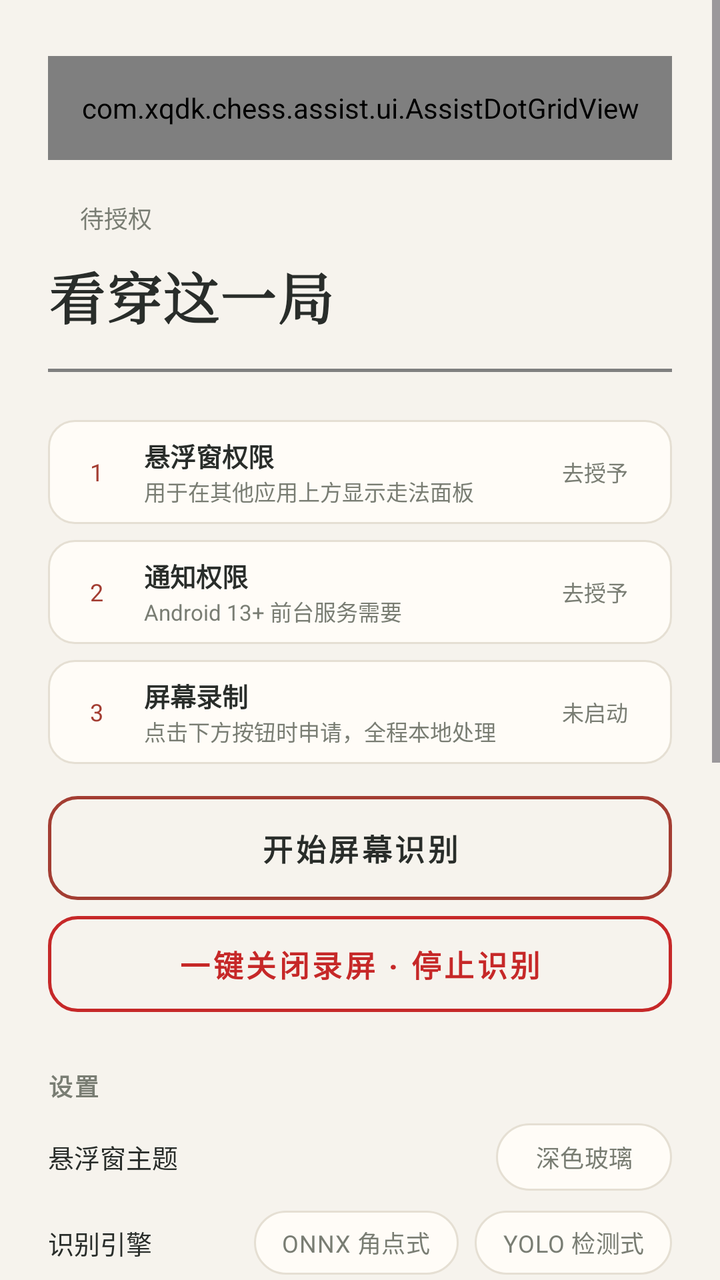
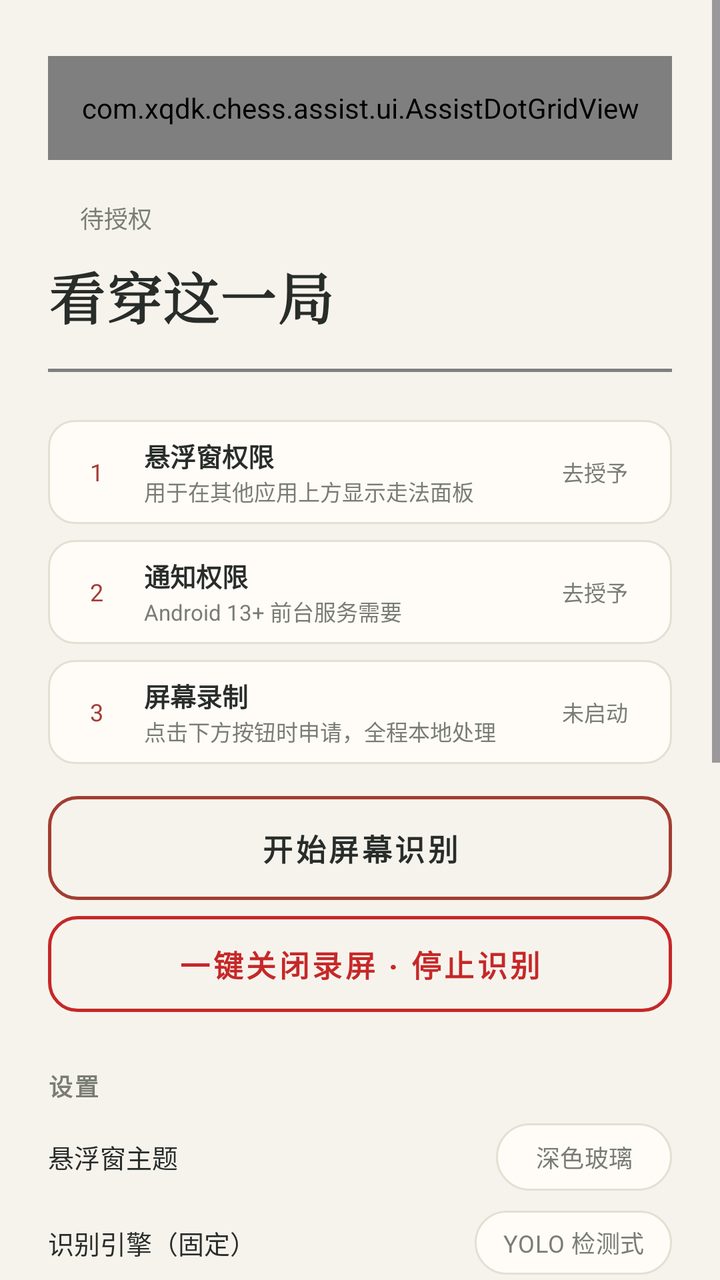

The first picture is an Android layout as it rendered before a commit; the second is the same layout after the commit. The layout source and the unified diff follow.
<!-- AndroidManifest.xml: application theme Theme.ChineseChess -->
<!-- res/layout/assist_activity.xml -->
<?xml version="1.0" encoding="utf-8"?>
<ScrollView xmlns:android="http://schemas.android.com/apk/res/android"
    xmlns:tools="http://schemas.android.com/tools"
    android:id="@+id/bg_scroll"
    android:layout_width="match_parent"
    android:layout_height="match_parent"
    android:background="@color/xq_paper"
    android:fillViewport="true">

    <LinearLayout
        android:layout_width="match_parent"
        android:layout_height="wrap_content"
        android:orientation="vertical"
        android:paddingHorizontal="24dp"
        android:paddingTop="20dp"
        android:paddingBottom="28dp">

        
        <com.xqdk.chess.assist.ui.AssistDotGridView
            android:id="@+id/dot_grid"
            android:layout_width="match_parent"
            android:layout_height="52dp"
            android:layout_marginTop="8dp" />

        
        <LinearLayout
            android:layout_width="match_parent"
            android:layout_height="wrap_content"
            android:layout_marginTop="20dp"
            android:gravity="center_vertical"
            android:orientation="horizontal">

            <View
                android:id="@+id/state_dot"
                android:layout_width="8dp"
                android:layout_height="8dp" />

            <TextView
                android:id="@+id/tv_auto_status"
                android:layout_width="0dp"
                android:layout_height="wrap_content"
                android:layout_marginStart="8dp"
                android:layout_weight="1"
                android:ellipsize="end"
                android:maxLines="1"
                android:text="待授权"
                android:textColor="@color/xq_muted"
                android:textSize="12sp"
                tools:ignore="HardcodedText" />
        </LinearLayout>

        
        <TextView
            android:id="@+id/assist_hero"
            android:layout_width="match_parent"
            android:layout_height="wrap_content"
            android:layout_marginTop="10dp"
            android:fontFamily="serif"
            android:letterSpacing="0.02"
            android:text="@string/main_hero"
            android:textColor="@color/xq_ink_text"
            android:textSize="28sp"
            android:textStyle="bold" />

        
        <com.xqdk.chess.assist.ui.RiverLineView
            android:id="@+id/river_line"
            android:layout_width="match_parent"
            android:layout_height="1.5dp"
            android:layout_marginTop="16dp" />

        

        <LinearLayout
            android:id="@+id/btn_overlay_permission"
            style="@style/StepRow"
            android:layout_width="match_parent"
            android:layout_height="wrap_content"
            android:layout_marginTop="24dp"
            android:clickable="true"
            android:focusable="true"
            android:foreground="?attr/selectableItemBackground"
            android:orientation="horizontal">

            <TextView
                android:id="@+id/step_overlay_num"
                style="@style/StepNum"
                android:tag="1"
                android:text="1"
                tools:ignore="HardcodedText" />

            <LinearLayout
                android:layout_width="0dp"
                android:layout_height="wrap_content"
                android:layout_marginStart="11dp"
                android:layout_weight="1"
                android:orientation="vertical">

                <TextView
                    android:id="@+id/step_overlay_title"
                    style="@style/StepTitle"
                    android:text="悬浮窗权限"
                    tools:ignore="HardcodedText" />

                <TextView
                    android:id="@+id/step_overlay_hint"
                    style="@style/StepHint"
                    android:text="用于在其他应用上方显示走法面板"
                    tools:ignore="HardcodedText" />
            </LinearLayout>

            <TextView
                android:id="@+id/step_overlay_chip"
                style="@style/StepChip"
                android:text="去授予"
                tools:ignore="HardcodedText" />
        </LinearLayout>

        <LinearLayout
            android:id="@+id/btn_notification_permission"
            style="@style/StepRow"
            android:layout_width="match_parent"
            android:layout_height="wrap_content"
            android:layout_marginTop="8dp"
            android:clickable="true"
            android:focusable="true"
            android:foreground="?attr/selectableItemBackground"
            android:orientation="horizontal">

            <TextView
                android:id="@+id/step_notify_num"
                style="@style/StepNum"
                android:tag="2"
                android:text="2"
                tools:ignore="HardcodedText" />

            <LinearLayout
                android:layout_width="0dp"
                android:layout_height="wrap_content"
                android:layout_marginStart="11dp"
                android:layout_weight="1"
                android:orientation="vertical">

                <TextView
                    android:id="@+id/step_notify_title"
                    style="@style/StepTitle"
                    android:text="通知权限"
                    tools:ignore="HardcodedText" />

                <TextView
                    android:id="@+id/step_notify_hint"
                    style="@style/StepHint"
                    android:text="Android 13+ 前台服务需要"
                    tools:ignore="HardcodedText" />
            </LinearLayout>

            <TextView
                android:id="@+id/step_notify_chip"
                style="@style/StepChip"
                android:text="去授予"
                tools:ignore="HardcodedText" />
        </LinearLayout>

        
        <LinearLayout
            android:id="@+id/step_capture_row"
            style="@style/StepRow"
            android:layout_width="match_parent"
            android:layout_height="wrap_content"
            android:layout_marginTop="8dp"
            android:orientation="horizontal">

            <TextView
                android:id="@+id/step_capture_num"
                style="@style/StepNum"
                android:tag="3"
                android:text="3"
                tools:ignore="HardcodedText" />

            <LinearLayout
                android:layout_width="0dp"
                android:layout_height="wrap_content"
                android:layout_marginStart="11dp"
                android:layout_weight="1"
                android:orientation="vertical">

                <TextView
                    android:id="@+id/step_capture_title"
                    style="@style/StepTitle"
                    android:text="屏幕录制"
                    tools:ignore="HardcodedText" />

                <TextView
                    android:id="@+id/step_capture_hint"
                    style="@style/StepHint"
                    android:text="点击下方按钮时申请，全程本地处理"
                    tools:ignore="HardcodedText" />
            </LinearLayout>

            <TextView
                android:id="@+id/step_capture_chip"
                style="@style/StepChip"
                android:text="未启动"
                tools:ignore="HardcodedText" />
        </LinearLayout>

        
        <Button
            android:id="@+id/btn_start_capture"
            style="@style/MainButton"
            android:layout_width="match_parent"
            android:layout_height="52dp"
            android:layout_marginTop="16dp"
            android:text="开始屏幕识别"
            tools:ignore="HardcodedText" />

        
        <Button
            android:id="@+id/btn_stop_capture"
            style="@style/MainButton"
            android:layout_width="match_parent"
            android:layout_height="48dp"
            android:layout_marginTop="8dp"
            android:background="@drawable/main_btn_outline_warn"
            android:enabled="false"
            android:text="一键关闭录屏 · 停止识别"
            android:textColor="@color/xq_warn"
            tools:ignore="HardcodedText" />

        

        <TextView
            android:layout_width="wrap_content"
            android:layout_height="wrap_content"
            android:layout_marginTop="28dp"
            android:letterSpacing="0.08"
            android:text="设置"
            android:textColor="@color/xq_muted"
            android:textSize="12sp"
            android:textStyle="bold"
            tools:ignore="HardcodedText" />

        
        <LinearLayout
            android:layout_width="match_parent"
            android:layout_height="wrap_content"
            android:layout_marginTop="10dp"
            android:gravity="center_vertical"
            android:orientation="horizontal">

            <TextView
                android:layout_width="0dp"
                android:layout_height="wrap_content"
                android:layout_weight="1"
                android:text="悬浮窗主题"
                android:textColor="@color/xq_ink_text"
                android:textSize="13sp"
                tools:ignore="HardcodedText" />

            <Button
                android:id="@+id/btn_overlay_theme"
                style="@style/ValueChip"
                android:layout_width="wrap_content"
                android:layout_height="wrap_content"
                android:text="深色玻璃"
                tools:ignore="HardcodedText" />
        </LinearLayout>

        
        <LinearLayout
            android:layout_width="match_parent"
            android:layout_height="wrap_content"
            android:layout_marginTop="10dp"
            android:gravity="center_vertical"
            android:orientation="horizontal">

            <TextView
                android:layout_width="0dp"
                android:layout_height="wrap_content"
                android:layout_weight="1"
                android:text="识别引擎"
                android:textColor="@color/xq_ink_text"
                android:textSize="13sp"
                tools:ignore="HardcodedText" />

            <RadioGroup
                android:id="@+id/rg_recognizer_engine"
                android:layout_width="wrap_content"
                android:layout_height="wrap_content"
                android:orientation="horizontal">

                <RadioButton
                    android:id="@+id/rb_engine_onnx"
                    style="@style/EngineChip"
                    android:layout_width="wrap_content"
                    android:layout_height="wrap_content"
                    android:text="ONNX 角点式"
                    tools:ignore="HardcodedText" />

                <RadioButton
                    android:id="@+id/rb_engine_yolo"
                    style="@style/EngineChip"
                    android:layout_width="wrap_content"
                    android:layout_height="wrap_content"
                    android:layout_marginStart="8dp"
                    android:text="YOLO 检测式"
                    tools:ignore="HardcodedText" />
            </RadioGroup>
        </LinearLayout>

        
        <LinearLayout
            android:layout_width="match_parent"
            android:layout_height="wrap_content"
            android:layout_marginTop="10dp"
            android:gravity="center_vertical"
            android:orientation="horizontal">

            <TextView
                android:layout_width="0dp"
                android:layout_height="wrap_content"
                android:layout_weight="1"
                android:text="思考制式"
                android:textColor="@color/xq_ink_text"
                android:textSize="13sp"
                tools:ignore="HardcodedText" />

            <RadioGroup
                android:id="@+id/rg_search_mode"
                android:layout_width="wrap_content"
                android:layout_height="wrap_content"
                android:orientation="horizontal">

                <RadioButton
                    android:id="@+id/rb_mode_depth"
                    style="@style/EngineChip"
                    android:layout_width="wrap_content"
                    android:layout_height="wrap_content"
                    android:text="深度制"
                    tools:ignore="HardcodedText" />

                <RadioButton
                    android:id="@+id/rb_mode_time"
                    style="@style/EngineChip"
                    android:layout_width="wrap_content"
                    android:layout_height="wrap_content"
                    android:layout_marginStart="8dp"
                    android:text="时间制"
                    tools:ignore="HardcodedText" />
            </RadioGroup>
        </LinearLayout>

        
        <LinearLayout
            android:layout_width="match_parent"
            android:layout_height="wrap_content"
            android:layout_marginTop="10dp"
            android:gravity="center_vertical"
            android:orientation="horizontal">

            <TextView
                android:layout_width="0dp"
                android:layout_height="wrap_content"
                android:layout_weight="1"
                android:text="性能诊断"
                android:textColor="@color/xq_ink_text"
                android:textSize="13sp"
                tools:ignore="HardcodedText" />

            <Button
                android:id="@+id/btn_bench_profiling"
                style="@style/ValueChip"
                android:layout_width="wrap_content"
                android:layout_height="wrap_content"
                android:text="关"
                tools:ignore="HardcodedText" />
        </LinearLayout>

        
        <LinearLayout
            android:layout_width="match_parent"
            android:layout_height="wrap_content"
            android:layout_marginTop="10dp"
            android:gravity="center_vertical"
            android:orientation="horizontal">

            <TextView
                android:layout_width="0dp"
                android:layout_height="wrap_content"
                android:layout_weight="1"
                android:text="空闲预计算"
                android:textColor="@color/xq_ink_text"
                android:textSize="13sp"
                tools:ignore="HardcodedText" />

            <Button
                android:id="@+id/btn_precompute"
                style="@style/ValueChip"
                android:layout_width="wrap_content"
                android:layout_height="wrap_content"
                android:text="开"
                tools:ignore="HardcodedText" />
        </LinearLayout>

        <TextView
            style="@style/StepHint"
            android:layout_width="match_parent"
            android:layout_height="wrap_content"
            android:layout_marginTop="4dp"
            android:text="β 测试版：对方思考时提前计算；发热明显可关闭"
            tools:ignore="HardcodedText" />

        
        <LinearLayout
            android:layout_width="match_parent"
            android:layout_height="wrap_content"
            android:layout_marginTop="10dp"
            android:gravity="center_vertical"
            android:orientation="horizontal">

            <TextView
                android:layout_width="0dp"
                android:layout_height="wrap_content"
                android:layout_weight="1"
                android:text="增强功能"
                android:textColor="@color/xq_ink_text"
                android:textSize="13sp"
                tools:ignore="HardcodedText" />

            <Button
                android:id="@+id/btn_voice_settings"
                style="@style/ValueChip"
                android:layout_width="wrap_content"
                android:layout_height="wrap_content"
                android:text="进入 >"
                tools:ignore="HardcodedText" />
        </LinearLayout>

        
        <LinearLayout
            android:layout_width="match_parent"
            android:layout_height="wrap_content"
            android:layout_marginTop="10dp"
            android:gravity="center_vertical"
            android:orientation="horizontal">

            <TextView
                android:layout_width="0dp"
                android:layout_height="wrap_content"
                android:layout_weight="1"
                android:text="检查更新"
                android:textColor="@color/xq_ink_text"
                android:textSize="13sp"
                tools:ignore="HardcodedText" />

            <Button
                android:id="@+id/btn_check_update"
                style="@style/ValueChip"
                android:layout_width="wrap_content"
                android:layout_height="wrap_content"
                android:text="检查"
                tools:ignore="HardcodedText" />
        </LinearLayout>

        
        <TextView
            android:layout_width="match_parent"
            android:layout_height="wrap_content"
            android:layout_marginTop="28dp"
            android:lineSpacingExtra="2dp"
            android:text="合规声明：本功能仅通过系统录屏授权做画面识别并显示走法建议，属于象棋学习辅助工具，仅供学习研究，请于获取后24小时内自行删除。不包含自动走子、触摸注入、无障碍服务、Root/Xposed 或读取其他应用数据；对局中的所有着法均由玩家手动操作。"
            android:textColor="@color/xq_muted"
            android:textSize="11sp"
            tools:ignore="HardcodedText" />

        
        <LinearLayout
            android:layout_width="match_parent"
            android:layout_height="wrap_content"
            android:layout_marginTop="8dp"
            android:gravity="center_horizontal"
            android:orientation="horizontal">

            <Button
                android:id="@+id/button_help"
                style="@style/MainTextButton"
                android:layout_width="wrap_content"
                android:layout_height="wrap_content"
                android:text="@string/main_help" />

            <Button
                android:id="@+id/button_about"
                style="@style/MainTextButton"
                android:layout_width="wrap_content"
                android:layout_height="wrap_content"
                android:layout_marginStart="24dp"
                android:text="@string/main_about" />
        </LinearLayout>
    </LinearLayout>
</ScrollView>
<!-- resources referenced by this layout -->
<resources>
  <color name="xq_ink_text">#292D2A</color>
  <color name="xq_muted">#797D73</color>
  <color name="xq_paper">#F6F3ED</color>
  <color name="xq_warn">#C62828</color>
  <string name="main_about">关于</string>
  <string name="main_help">帮助</string>
  <string name="main_hero">看穿这一局</string>
  <style name="MainButton" parent="">
          <item name="android:background">@drawable/main_btn_outline</item>
          <item name="backgroundTint">@null</item>
          <item name="android:textColor">@color/xq_ink_text</item>
          <item name="android:textSize">15sp</item>
          <item name="android:textStyle">bold</item>
          <item name="android:letterSpacing">0.1</item>
          <item name="android:minHeight">48dp</item>
          <item name="android:gravity">center</item>
      </style>
  <style name="MainTextButton" parent="">
          <item name="android:background">@drawable/main_text_btn_bg</item>
          <item name="backgroundTint">@null</item>
          <item name="android:textColor">@color/xq_muted</item>
          <item name="android:textSize">12sp</item>
          <item name="android:letterSpacing">0.08</item>
          <item name="android:minWidth">64dp</item>
          <item name="android:minHeight">48dp</item>
          <item name="android:gravity">center</item>
      </style>
  <style name="StepHint" parent="">
          <item name="android:layout_width">match_parent</item>
          <item name="android:layout_height">wrap_content</item>
          <item name="android:textColor">@color/xq_muted</item>
          <item name="android:textSize">11sp</item>
          <item name="android:maxLines">1</item>
          <item name="android:ellipsize">end</item>
      </style>
  <style name="StepNum" parent="">
          <item name="android:layout_width">25dp</item>
          <item name="android:layout_height">25dp</item>
          <item name="android:gravity">center</item>
          <item name="android:textSize">12sp</item>
          <item name="android:textColor">@color/xq_zhu</item>
          <item name="android:maxLines">1</item>
      </style>
  <style name="StepTitle" parent="">
          <item name="android:layout_width">match_parent</item>
          <item name="android:layout_height">wrap_content</item>
          <item name="android:textColor">@color/xq_ink_text</item>
          <item name="android:textSize">13sp</item>
          <item name="android:textStyle">bold</item>
          <item name="android:maxLines">1</item>
          <item name="android:ellipsize">end</item>
      </style>
  <style name="Theme.ChineseChess" parent="Base.Theme.ChineseChess" />
  <!-- drawable main_text_btn_bg (drawable) -->
  <?xml version="1.0" encoding="utf-8"?>
  <selector xmlns:android="http://schemas.android.com/apk/res/android">
      <item android:state_pressed="true">
          <shape android:shape="rectangle">
              <solid android:color="#14000000" />
          </shape>
      </item>
      <item>
          <shape android:shape="rectangle">
              <solid android:color="#00000000" />
          </shape>
      </item>
  </selector>
  <color name="xq_zhu">#A33D32</color>
  <!-- drawable step_row_bg (drawable) -->
  <?xml version="1.0" encoding="utf-8"?>
  <shape xmlns:android="http://schemas.android.com/apk/res/android"
      android:shape="rectangle">
      <corners android:radius="13dp" />
      <solid android:color="@color/xq_surface" />
      <stroke android:width="1dp" android:color="@color/xq_line" />
  </shape>
  <style name="Base.Theme.ChineseChess" parent="Theme.Material3.DayNight.NoActionBar">
          
          <item name="colorPrimary">@color/qi_zhu_btn</item>
          <item name="colorAccent">@color/qi_zhu_btn</item>
          
          <item name="android:statusBarColor">@color/xq_paper</item>
          <item name="android:windowLightStatusBar">true</item>
      </style>
  <color name="xq_surface">#FFFCF7</color>
  <color name="xq_line">#E5DFD3</color>
  <color name="xq_zhu_press">#8F3527</color>
  <color name="qi_zhu_btn">#C35440</color>
  <!-- unchanged entries left out for length: 7 -->
</resources>

<!-- the commit's change to res/layout/assist_activity.xml (unified diff, before → after) -->
@@ -278,7 +278,7 @@
                 android:layout_width="0dp"
                 android:layout_height="wrap_content"
                 android:layout_weight="1"
-                android:text="识别引擎"
+                android:text="识别引擎（固定）"
                 android:textColor="@color/xq_ink_text"
                 android:textSize="13sp"
                 tools:ignore="HardcodedText" />
@@ -294,6 +294,8 @@
                     style="@style/EngineChip"
                     android:layout_width="wrap_content"
                     android:layout_height="wrap_content"
+                    android:visibility="gone"
+                    android:enabled="false"
                     android:text="ONNX 角点式"
                     tools:ignore="HardcodedText" />
 
